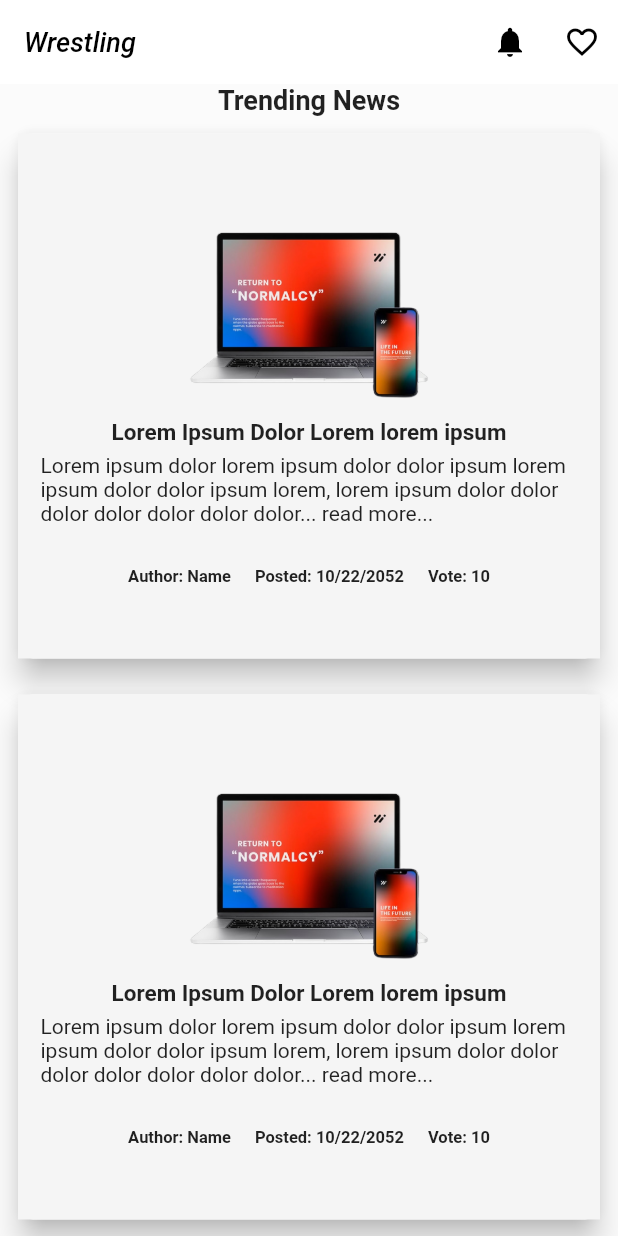
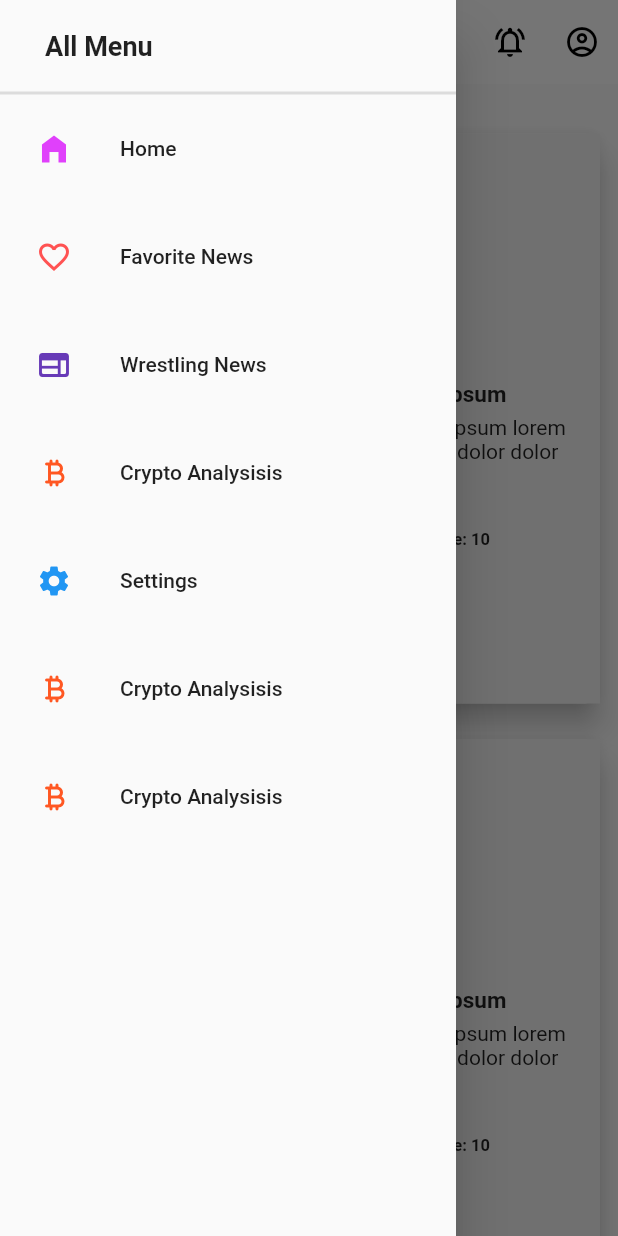
Before and after one commit to sakibovi123/wrestling_news_app, a Flutter app: the screen it shows after launch, with the side drawer open (before the commit the screen has no drawer), on a phone screen of 412 x 824 dp. Run offline on Flutter 3.47's test engine with Material 2 defaults, Android fonts, the phone set to English and light mode, and no system bars.

Commit message:
navbar added card design done

```diff
--- a/lib/Views/Pages/Home.dart
+++ b/lib/Views/Pages/Home.dart
@@ -1,5 +1,7 @@
 import 'package:flutter/material.dart';
 import 'package:wrestling_news_app/Views/Widgets/NewsCard.dart';
+
+import '../Widgets/Narbar.dart';
 
 class Home extends StatefulWidget {
   const Home({super.key});
@@ -12,6 +14,7 @@ class _HomeState extends State<Home> {
   @override
   Widget build(BuildContext context) {
     return Scaffold(
+      drawer: const NavBar(),
       appBar: AppBar(
         elevation: 0,
         backgroundColor: Colors.white,
@@ -25,12 +28,11 @@ class _HomeState extends State<Home> {
         actions: [
           IconButton(
             onPressed: () {},
-            icon: const Icon(Icons.notifications),
+            icon: const Icon(Icons.notifications_active_outlined),
           ),
           IconButton(
-            onPressed: () {},
-            icon: const Icon(Icons.favorite_border_outlined)
-          ),
+              onPressed: () {},
+              icon: const Icon(Icons.account_circle_outlined)),
         ],
       ),
       body: SingleChildScrollView(
@@ -65,7 +67,6 @@ class _HomeState extends State<Home> {
                     padding: EdgeInsets.all(8.0),
                     child: NewsCard(),
                   ),
-
                 ],
               ),
             ),
--- /dev/null
+++ b/lib/Views/Widgets/Narbar.dart
@@ -0,0 +1,88 @@
+import 'package:flutter/material.dart';
+
+class NavBar extends StatelessWidget {
+  const NavBar({super.key});
+
+  @override
+  Widget build(BuildContext context) {
+    return Drawer(
+      child: ListView(
+        children: [
+          const Padding(
+            padding: EdgeInsets.fromLTRB(30, 20, 20, 20),
+            child: Text("All Menu",
+                style: TextStyle(
+                  fontSize: 18.0,
+                  fontWeight: FontWeight.bold,
+                )),
+          ),
+          Container(
+            height: 2.0,
+            color: Colors.black12,
+          ),
+          Padding(
+            padding: const EdgeInsets.all(8.0),
+            child: ListTile(
+              leading:
+                  const Icon(Icons.home_filled, color: Colors.purpleAccent),
+              onTap: () {},
+              title: const Text("Home"),
+            ),
+          ),
+          Padding(
+            padding: const EdgeInsets.all(8.0),
+            child: ListTile(
+              leading:
+                  const Icon(Icons.favorite_border, color: Colors.redAccent),
+              onTap: () {},
+              title: const Text("Favorite News"),
+            ),
+          ),
+          Padding(
+            padding: const EdgeInsets.all(8.0),
+            child: ListTile(
+              leading: const Icon(Icons.web_rounded, color: Colors.deepPurple),
+              onTap: () {},
+              title: const Text("Wrestling News"),
+            ),
+          ),
+          Padding(
+            padding: const EdgeInsets.all(8.0),
+            child: ListTile(
+              leading: const Icon(Icons.currency_bitcoin_rounded,
+                  color: Colors.deepOrange),
+              onTap: () {},
+              title: const Text("Crypto Analysisis"),
+            ),
+          ),
+          Padding(
+            padding: const EdgeInsets.all(8.0),
+            child: ListTile(
+              leading: const Icon(Icons.settings, color: Colors.blue),
+              onTap: () {},
+              title: const Text("Settings"),
+            ),
+          ),
+          Padding(
+            padding: const EdgeInsets.all(8.0),
+            child: ListTile(
+              leading: const Icon(Icons.currency_bitcoin_rounded,
+                  color: Colors.deepOrange),
+              onTap: () {},
+              title: const Text("Crypto Analysisis"),
+            ),
+          ),
+          Padding(
+            padding: const EdgeInsets.all(8.0),
+            child: ListTile(
+              leading: const Icon(Icons.currency_bitcoin_rounded,
+                  color: Colors.deepOrange),
+              onTap: () {},
+              title: const Text("Crypto Analysisis"),
+            ),
+          ),
+        ],
+      ),
+    );
+  }
+}
--- a/lib/Views/Widgets/NewsCard.dart
+++ b/lib/Views/Widgets/NewsCard.dart
@@ -12,10 +12,9 @@ class NewsCard extends StatelessWidget {
       ),
       child: Container(
         color: const Color(0xFFf5f5f5),
-        height: 350.0,
+        height: 380.0,
         padding: const EdgeInsets.all(10.0),
         width: double.infinity,
-
         child: Column(
           crossAxisAlignment: CrossAxisAlignment.center,
           mainAxisAlignment: MainAxisAlignment.center,
@@ -44,16 +43,16 @@ class NewsCard extends StatelessWidget {
               children: [
                 const Padding(
                   padding: EdgeInsets.all(8.0),
-                  child: Text("Author: Name",
-                  style: TextStyle(
-                    fontSize: 11.0,
-                    fontWeight: FontWeight.bold
-                  ),
+                  child: Text(
+                    "Author: Name",
+                    style:
+                        TextStyle(fontSize: 11.0, fontWeight: FontWeight.bold),
                   ),
                 ),
                 const Padding(
                   padding: EdgeInsets.all(8.0),
-                  child: Text("Posted: 10/22/2052",
+                  child: Text(
+                    "Posted: 10/22/2052",
                     style: TextStyle(
                       fontSize: 11.0,
                       fontWeight: FontWeight.bold,
@@ -62,7 +61,8 @@ class NewsCard extends StatelessWidget {
                 ),
                 const Padding(
                   padding: EdgeInsets.all(8.0),
-                  child: Text("Vote: 10",
+                  child: Text(
+                    "Vote: 10",
                     style: TextStyle(
                       fontSize: 11.0,
                       fontWeight: FontWeight.bold,
@@ -71,7 +71,27 @@ class NewsCard extends StatelessWidget {
                 ),
               ],
             ),
-
+            Row(
+              children: [
+                Padding(
+                  padding: const EdgeInsets.all(8.0),
+                  child: Padding(
+                    padding: const EdgeInsets.all(8.0),
+                    child: IconButton(
+                        onPressed: () {}, icon: const Icon(Icons.arrow_upward)),
+                  ),
+                ),
+                const Padding(
+                  padding: EdgeInsets.all(10.0),
+                  child: Text("23"),
+                ),
+                Padding(
+                  padding: const EdgeInsets.all(8.0),
+                  child: IconButton(
+                      onPressed: () {}, icon: const Icon(Icons.arrow_downward)),
+                ),
+              ],
+            ),
           ],
         ),
       ),
```
Lines whose indentation alone changed are shown as unchanged.
